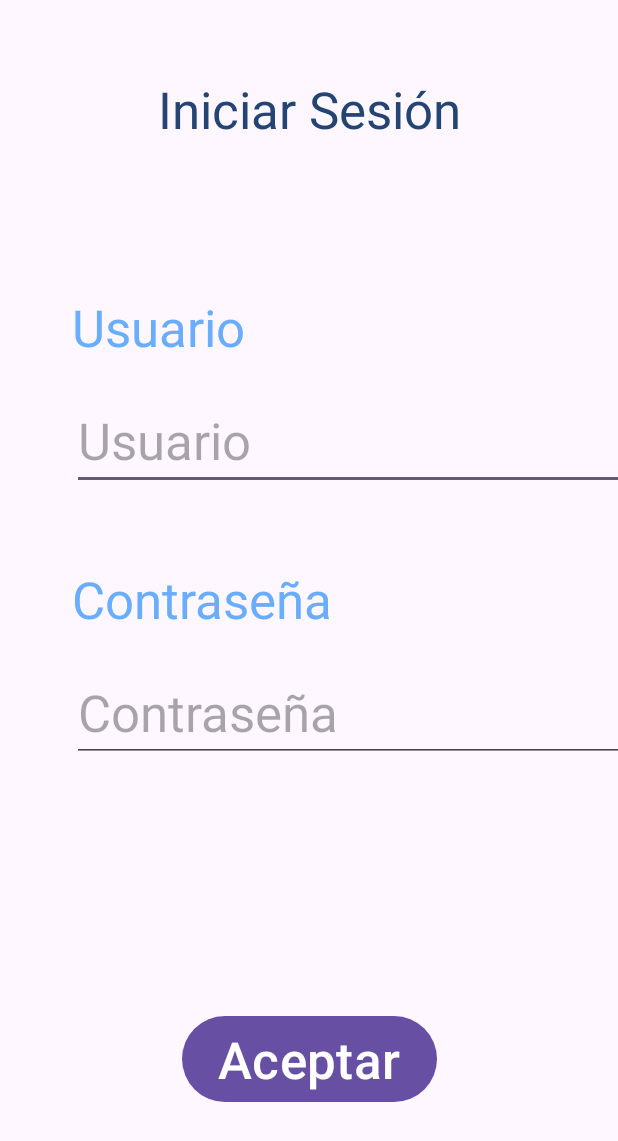
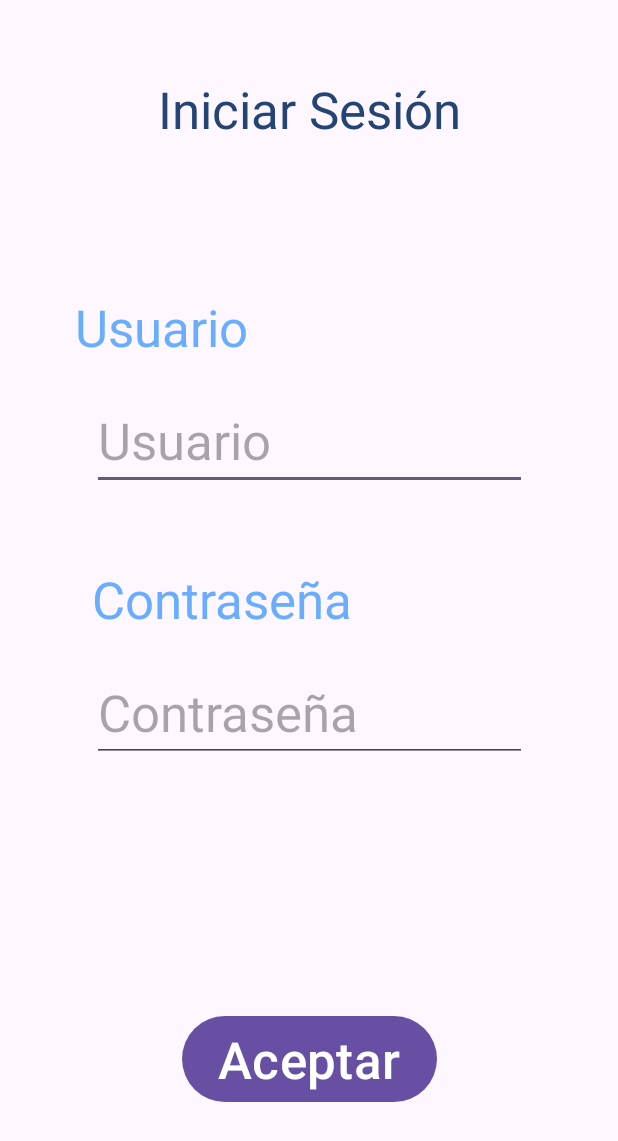
Before and after one commit to liuDam1/SharedPref, an Android app: the screen it shows after launch (LoginActivity), on a phone screen of 412 x 824 dp. Shown: the top 1141 px of the screen. Run offline under Robolectric (Android 15) with nearby library versions, the phone set to English and light mode, and no system bars.

Commit message:
corregir xml

```diff
--- a/app/src/main/res/layout/activity_login.xml
+++ b/app/src/main/res/layout/activity_login.xml
@@ -11,7 +11,7 @@
         android:id="@+id/tvUsuario"
         android:layout_width="wrap_content"
         android:layout_height="wrap_content"
-        android:layout_marginStart="48dp"
+        android:layout_marginStart="50dp"
         android:layout_marginTop="100dp"
         android:importantForAccessibility="yes"
         android:labelFor="@+id/txtNombre"
@@ -23,14 +23,16 @@
 
     <EditText
         android:id="@+id/txtNombre"
-        android:layout_width="0dp"
+        android:layout_width="290dp"
         android:layout_height="wrap_content"
         android:layout_marginTop="20dp"
+        android:layout_marginEnd="50dp"
         android:ems="10"
         android:hint="@string/usuario"
         android:importantForAccessibility="yes"
         android:inputType="text"
         android:textSize="34sp"
+        app:layout_constraintEnd_toEndOf="parent"
         app:layout_constraintStart_toStartOf="@+id/tvUsuario"
         app:layout_constraintTop_toBottomOf="@+id/tvUsuario" />
 
@@ -49,7 +51,7 @@
 
     <EditText
         android:id="@+id/ettpPassword"
-        android:layout_width="0dp"
+        android:layout_width="290dp"
         android:layout_height="wrap_content"
         android:layout_marginTop="20dp"
         android:ems="10"
@@ -57,6 +59,7 @@
         android:importantForAccessibility="yes"
         android:inputType="textPassword"
         android:textSize="34sp"
+        app:layout_constraintEnd_toEndOf="@+id/txtNombre"
         app:layout_constraintStart_toStartOf="@+id/tvPassword"
         app:layout_constraintTop_toBottomOf="@+id/tvPassword" />
 
```
